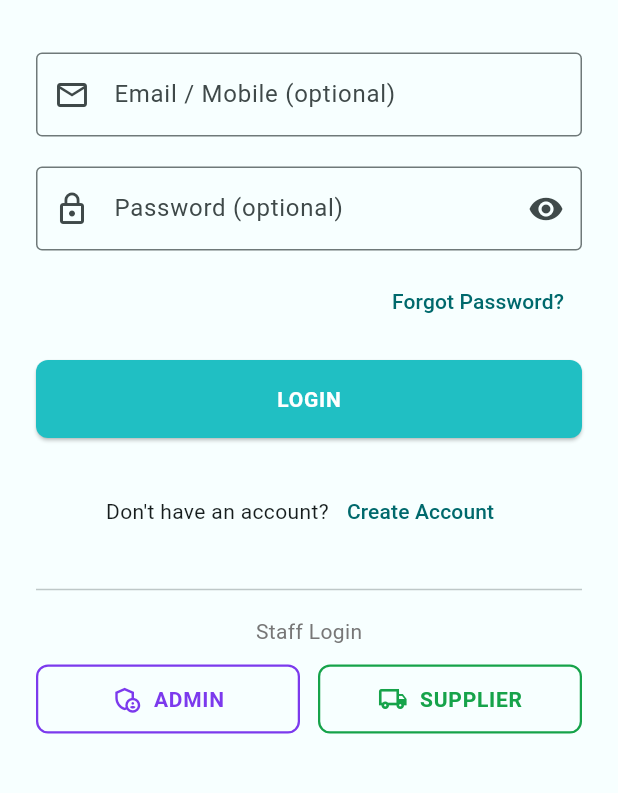
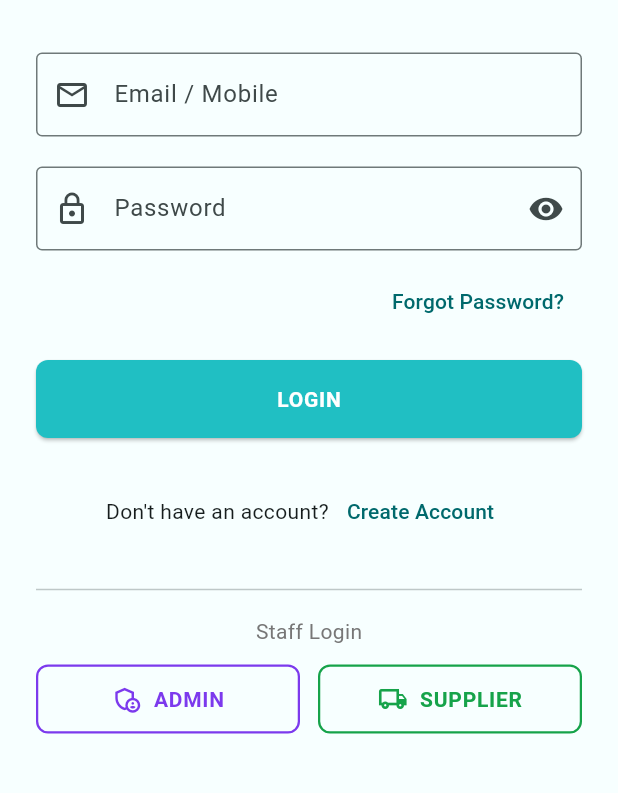
Before and after one commit to nikhil0126-n/aqualoop, a Flutter app: the screen it shows after launch, on a phone screen of 412 x 824 dp, the part 270-1063 px from its top. Run offline on Flutter 3.47's test engine with Material 3 defaults, Android fonts, the phone set to English and light mode, and no system bars; accounts and stored records are empty.

Commit message:
some point  update

```diff
--- a/lib/screens/auth/login_screen.dart
+++ b/lib/screens/auth/login_screen.dart
@@ -86,14 +86,14 @@ class _LoginScreenState extends State<LoginScreen> {
             const SizedBox(height: 35),
             CustomTextField(
               controller: emailController,
-              label: 'Email / Mobile (optional)',
+              label: 'Email / Mobile',
               prefixIcon: Icons.email_outlined,
               keyboardType: TextInputType.emailAddress,
             ),
             const SizedBox(height: 20),
             CustomTextField(
               controller: passwordController,
-              label: 'Password (optional)',
+              label: 'Password',
               prefixIcon: Icons.lock_outline,
               obscureText: hidePassword,
               suffixIcon: IconButton(
```
Also changed, not shown: lib/screens/auth/otp_screen.dart (+4 -4 lines), 2 other files.
